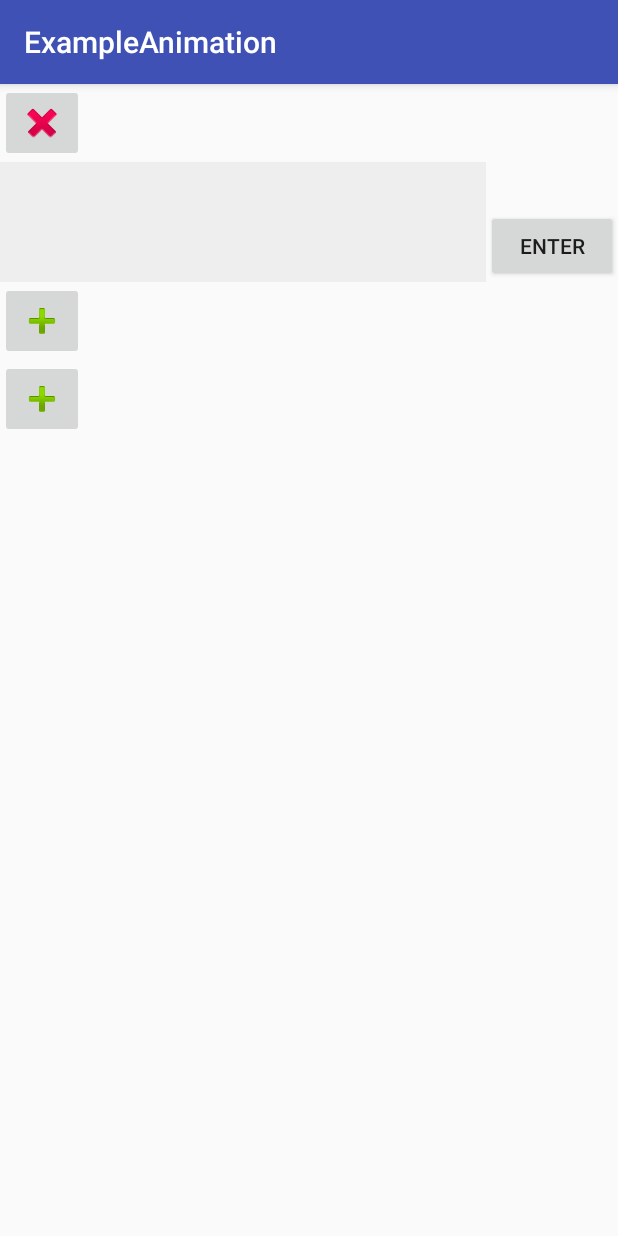
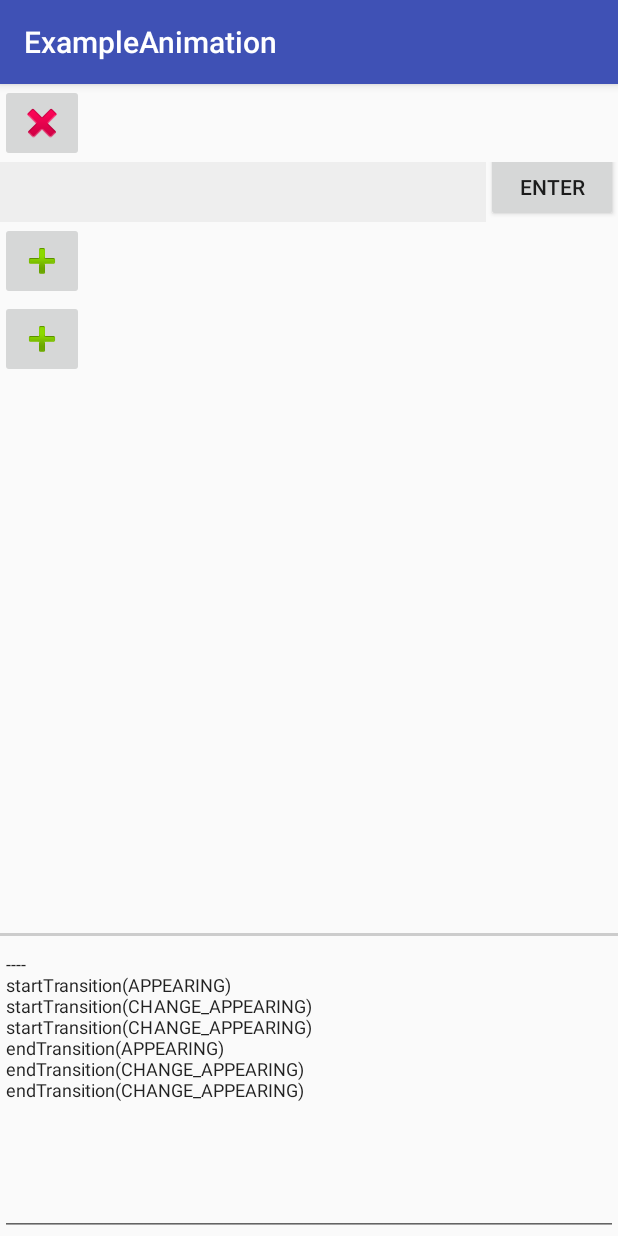
Before and after one commit to ypsitau/ExampleAnimation, an Android app: the screen it shows after launch (MainActivity), after a tap on an icon or button, on a phone screen of 412 x 824 dp. Run offline under Robolectric (Android 15) with nearby library versions, the phone set to English and light mode, and no system bars.

Commit message:
logging view has a constant size

```diff
--- a/app/src/main/java/io/github/ypsitau/exampleanimation/MainActivity.java
+++ b/app/src/main/java/io/github/ypsitau/exampleanimation/MainActivity.java
@@ -9,14 +9,18 @@ import android.view.ViewGroup;
 import android.widget.EditText;
 import android.widget.ImageButton;
 
+import java.util.HashMap;
+import java.util.Map;
+
 public class MainActivity extends AppCompatActivity {
-	ConstraintLayout layout;
-	ImageButton imageButton_toggle1;
-	ImageButton imageButton_toggle2;
-	ImageButton imageButton_toggle3;
-	ViewGroup viewGroup1;
-	ViewGroup viewGroup2;
-	ViewGroup viewGroup3;
+	private ConstraintLayout layout;
+	private ImageButton imageButton_toggle1;
+	private ImageButton imageButton_toggle2;
+	private ImageButton imageButton_toggle3;
+	private ViewGroup viewGroup1;
+	private ViewGroup viewGroup2;
+	private ViewGroup viewGroup3;
+	private EditText editText_log;
 	@Override
 	protected void onCreate(Bundle savedInstanceState) {
 		super.onCreate(savedInstanceState);
@@ -28,10 +32,22 @@ public class MainActivity extends AppCompatActivity {
 		viewGroup1 = findViewById(R.id.viewGroup1);
 		viewGroup2 = findViewById(R.id.viewGroup2);
 		viewGroup3 = findViewById(R.id.viewGroup3);
+		editText_log = findViewById(R.id.editText_log);
 		LayoutTransition layoutTransition = new LayoutTransition();
 		//layoutTransition.setStartDelay(LayoutTransition.CHANGE_APPEARING, 0);
 		//layoutTransition.setDuration(LayoutTransition.CHANGE_APPEARING, 1000);
 		//layoutTransition.setDuration(LayoutTransition.CHANGE_DISAPPEARING, 10);
+		layoutTransition.addTransitionListener(new LayoutTransition.TransitionListener() {
+			@Override
+			public void startTransition(LayoutTransition transition, ViewGroup container, View view, int transitionType) {
+				printf("startTransition(%s)\n", transitionTypeToName(transitionType));
+			}
+
+			@Override
+			public void endTransition(LayoutTransition transition, ViewGroup container, View view, int transitionType) {
+				printf("endTransition(%s)\n", transitionTypeToName(transitionType));
+			}
+		});
 		layout.setLayoutTransition(layoutTransition);
 		imageButton_toggle1.setOnClickListener(new View.OnClickListener() {
 			@Override
@@ -52,7 +68,9 @@ public class MainActivity extends AppCompatActivity {
 			}
 		});
 	}
-	private static void toggleVisilibity(ImageButton imageButton_toggle, ViewGroup viewGroup) {
+
+	private void toggleVisilibity(ImageButton imageButton_toggle, ViewGroup viewGroup) {
+		printf("----\n");
 		int visibility = viewGroup.getVisibility();
 		if (visibility == View.VISIBLE) {
 			imageButton_toggle.setImageResource(android.R.drawable.ic_input_add);
@@ -62,4 +80,21 @@ public class MainActivity extends AppCompatActivity {
 			viewGroup.setVisibility(View.VISIBLE);
 		}
 	}
+
+	public void printf(String format, Object... args) {
+		editText_log.append(String.format(format, args));
+		editText_log.setSelection(editText_log.getText().length());
+	}
+
+	static final Map<Integer, String> mapTransitionTypeToName = new HashMap<Integer, String>() {{
+		put(LayoutTransition.CHANGE_APPEARING, "CHANGE_APPEARING");
+		put(LayoutTransition.CHANGE_DISAPPEARING, "CHANGE_DIAPPEARING");
+		put(LayoutTransition.APPEARING, "APPEARING");
+		put(LayoutTransition.DISAPPEARING, "DISAPPEARING");
+		put(LayoutTransition.CHANGING, "CHANGING");
+	}};
+
+	static public String transitionTypeToName(int transitionType) {
+		return mapTransitionTypeToName.get(transitionType);
+	}
 }
--- a/app/src/main/res/layout/activity_main.xml
+++ b/app/src/main/res/layout/activity_main.xml
@@ -27,7 +27,7 @@
 		<EditText
 			android:id="@+id/editText1"
 			android:layout_width="0dp"
-			android:layout_height="80dp"
+			android:layout_height="40sp"
 			android:background="#eeeeee"
 			app:layout_constraintTop_toTopOf="parent"
 			app:layout_constraintLeft_toLeftOf="parent"
@@ -64,7 +64,7 @@
 		<EditText
 			android:id="@+id/editText2"
 			android:layout_width="0dp"
-			android:layout_height="80dp"
+			android:layout_height="40sp"
 			android:background="#eeeeee"
 			app:layout_constraintTop_toTopOf="parent"
 			app:layout_constraintLeft_toLeftOf="parent"
@@ -101,7 +101,7 @@
 		<EditText
 			android:id="@+id/editText3"
 			android:layout_width="0dp"
-			android:layout_height="80dp"
+			android:layout_height="40sp"
 			android:background="#eeeeee"
 			app:layout_constraintTop_toTopOf="parent"
 			app:layout_constraintLeft_toLeftOf="parent"
@@ -118,6 +118,24 @@
 
 	</android.support.constraint.ConstraintLayout>
 
+	<View
+		android:layout_width="0dp"
+		android:layout_height="2dp"
+		android:background="#cccccc"
+		app:layout_constraintBottom_toTopOf="@+id/editText_log"
+		app:layout_constraintLeft_toLeftOf="parent"
+		app:layout_constraintRight_toRightOf="parent" />
 
+	<EditText
+		android:id="@+id/editText_log"
+		android:layout_width="0dp"
+		android:layout_height="200dp"
+		android:focusable="false"
+		android:textSize="12sp"
+		android:textIsSelectable="true"
+		android:gravity="top"
+		app:layout_constraintBottom_toBottomOf="parent"
+		app:layout_constraintLeft_toLeftOf="parent"
+		app:layout_constraintRight_toRightOf="parent" />
 
 </android.support.constraint.ConstraintLayout>
```
